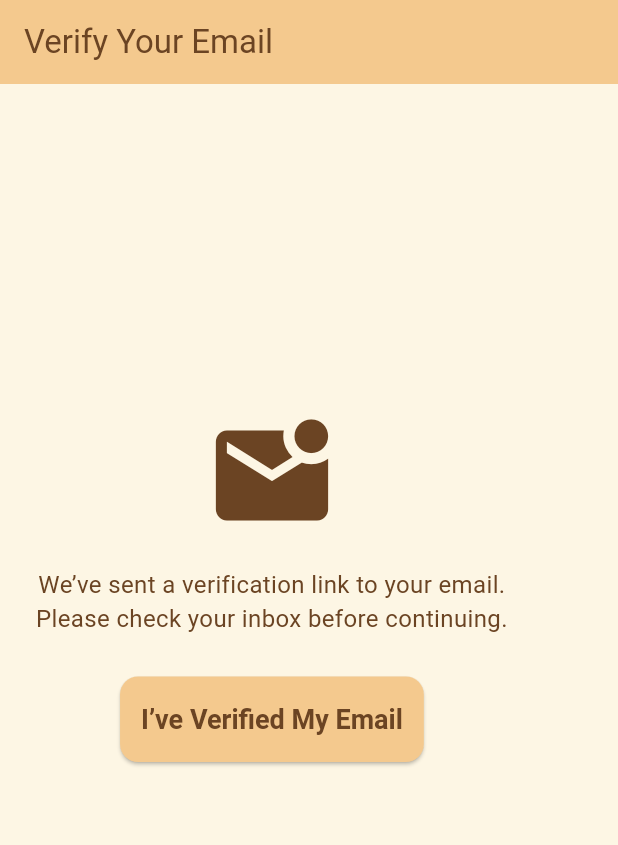
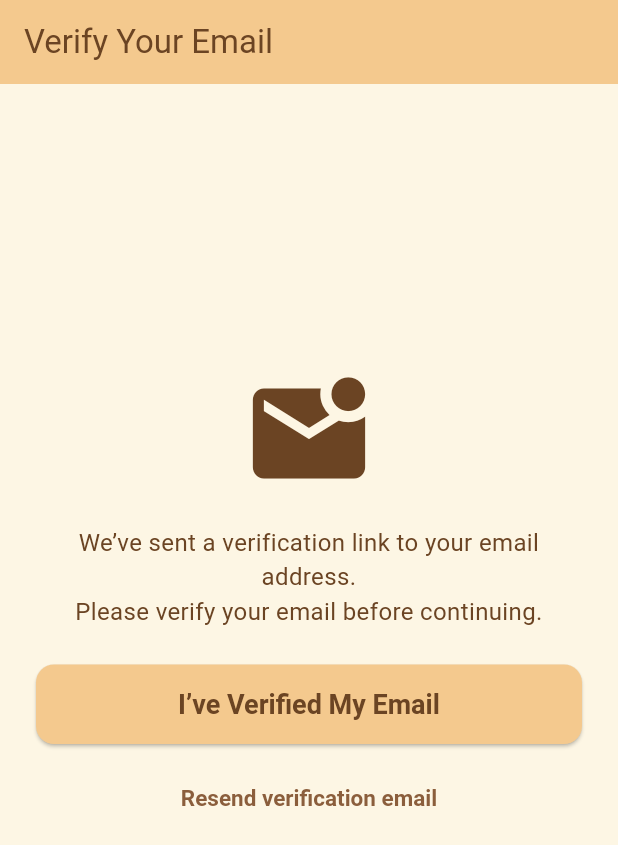
Before and after one commit to berraokudurlar/se_380_project_penpal, a Flutter app: the EmailVerificationScreen screen opened directly, on a phone screen of 412 x 824 dp. Shown: the top 845 px of the screen. Run offline on Flutter 3.47's test engine with Material 3 defaults, Android fonts, the phone set to English and light mode, and no system bars; our stand-ins replace cloud_firestore, firebase_auth, firebase_core, font_awesome_flutter, freezed_annotation, lottie; accounts and stored records are empty; Roboto replaces fonts that are missing (Georgia).

Commit message:
Email verification implemented using Firebase Authentication (Part 2)
-Show warning when "Verify" button is pressed before email is verified
-Support resend verification email
-Users who sign up without completing verification can be removed in the future

```diff
--- a/lib/features/auth/email_verification.dart
+++ b/lib/features/auth/email_verification.dart
@@ -1,37 +1,52 @@
 import 'package:flutter/material.dart';
 import 'package:se_380_project_penpal/features/auth/profile_setup.dart';
+import '../home/profile/edit_profile_screen.dart';
+import 'package:cloud_firestore/cloud_firestore.dart';
+import 'package:firebase_auth/firebase_auth.dart';
 
-import '../home/profile/edit_profile_screen.dart';
-
-class EmailVerificationScreen extends StatelessWidget {
+class EmailVerificationScreen extends StatefulWidget {
   const EmailVerificationScreen({super.key});
 
   @override
-  Widget build(BuildContext context) {
-    return Scaffold(
-      appBar: AppBar(title: const Text("Verify Your Email")),
-      body: Padding(
-        padding: const EdgeInsets.all(24.0),
-        child: Transform.translate(
-          offset: const Offset(0, -50),
-        child: Column(
-          mainAxisAlignment: MainAxisAlignment.center,
-          children: [
-            const Icon(Icons.mark_email_unread, size: 90, color: Color(0xFF6B4423)),
-            const SizedBox(height: 16),
-            const Text(
-              "We’ve sent a verification link to your email.\nPlease check your inbox before continuing.",
-              textAlign: TextAlign.center,
-            ),
-            const SizedBox(height: 27),
-            Padding(
-              padding: const EdgeInsets.symmetric(horizontal: 16.0),
-              child: ElevatedButton(
-                onPressed: () {
-                  // TODO: Check Firebase user email verification status
+  State<EmailVerificationScreen> createState() =>
+      _EmailVerificationScreenState();
+}
+
+class _EmailVerificationScreenState extends State<EmailVerificationScreen> {
+  bool isChecking = false;
+  bool isResending = false;
+
+
+  Future<void> checkVerification() async {
+    setState(() {
+      isChecking = true;
+    });
+
+    try {
+      final user = FirebaseAuth.instance.currentUser;
+
+      if (user == null) {
+        throw Exception("User not logged in");
+      }
+
+      await user.reload();
+      final refreshedUser = FirebaseAuth.instance.currentUser;
+
+      if (refreshedUser != null && refreshedUser.emailVerified) {
+        // update Firestore AFTER verification
+        await FirebaseFirestore.instance
+            .collection('users')
+            .doc(refreshedUser.uid)
+            .update({
+          "isVerified": true,
+        });
+
+        if (!mounted) return;
+
         Navigator.pushReplacement(
           context,
-                    MaterialPageRoute(builder: (_) => EditProfileScreen(
+          MaterialPageRoute(
+            builder: (_) => EditProfileScreen(
               displayName: "",
               username: "",
               bio: "",
@@ -41,16 +56,120 @@ class EmailVerificationScreen extends StatelessWidget {
               interests: [],
               languages: [],
               isFirstSetup: true,
-
             ),
           ),
         );
-                },
-                child: Padding(
-                  padding: const EdgeInsets.symmetric(vertical: 2, horizontal: 14),
-                  child: const Text("I’ve Verified My Email"),
+      } else {
+        ScaffoldMessenger.of(context).showSnackBar(
+          const SnackBar(
+            content: Text(
+              "Your email is not verified yet. Please check your inbox and try again.",
             ),
           ),
+        );
+      }
+    } catch (e) {
+      ScaffoldMessenger.of(context).showSnackBar(
+        SnackBar(
+          content: Text("Error checking verification status: $e"),
+        ),
+      );
+    } finally {
+      if (mounted) {
+        setState(() {
+          isChecking = false;
+        });
+      }
+    }
+  }
+
+  Future<void> resendVerificationEmail() async {
+    setState(() {
+      isResending = true;
+    });
+
+    try {
+      final user = FirebaseAuth.instance.currentUser;
+
+      if (user == null) {
+        throw Exception("User not logged in");
+      }
+
+      await user.sendEmailVerification();
+
+      ScaffoldMessenger.of(context).showSnackBar(
+        const SnackBar(
+          content: Text("Verification email sent again."),
+        ),
+      );
+    } catch (e) {
+      ScaffoldMessenger.of(context).showSnackBar(
+        SnackBar(
+          content: Text("Failed to resend email: $e"),
+        ),
+      );
+    } finally {
+      if (mounted) {
+        setState(() {
+          isResending = false;
+        });
+      }
+    }
+  }
+
+  @override
+  Widget build(BuildContext context) {
+    return Scaffold(
+      appBar: AppBar(
+        title: const Text("Verify Your Email"),
+      ),
+      body: Padding(
+        padding: const EdgeInsets.all(24.0),
+        child: Transform.translate(
+          offset: const Offset(0, -40),
+          child: Column(
+            mainAxisAlignment: MainAxisAlignment.center,
+            children: [
+              const Icon(
+                Icons.mark_email_unread,
+                size: 90,
+                color: Color(0xFF6B4423),
+              ),
+              const SizedBox(height: 16),
+
+              const Text(
+                "We’ve sent a verification link to your email address.\n"
+                    "Please verify your email before continuing.",
+                textAlign: TextAlign.center,
+              ),
+
+              const SizedBox(height: 24),
+
+              SizedBox(
+                width: double.infinity,
+                child: ElevatedButton(
+                  onPressed: isChecking ? null : checkVerification,
+                  child: isChecking
+                      ? const SizedBox(
+                    height: 20,
+                    width: 20,
+                    child: CircularProgressIndicator(strokeWidth: 2),
+                  )
+                      : const Text("I’ve Verified My Email"),
+                ),
+              ),
+
+              const SizedBox(height: 12),
+
+              TextButton(
+                onPressed: isResending ? null : resendVerificationEmail,
+                child: isResending
+                    ? const SizedBox(
+                  height: 16,
+                  width: 16,
+                  child: CircularProgressIndicator(strokeWidth: 2),
+                )
+                    : const Text("Resend verification email"),
               ),
             ],
           ),
--- a/lib/features/auth/register_screen.dart
+++ b/lib/features/auth/register_screen.dart
@@ -54,7 +54,7 @@ class _RegisterScreenState extends State<RegisterScreen> {
           "username": email.split('@').first, // temporary username
           "displayName": name,
           "email": email,
-          "isVerified": user.emailVerified,
+          "isVerified": false,
           "createdAt": Timestamp.now(),
         });
 
```
Lines whose indentation alone changed are shown as unchanged.
